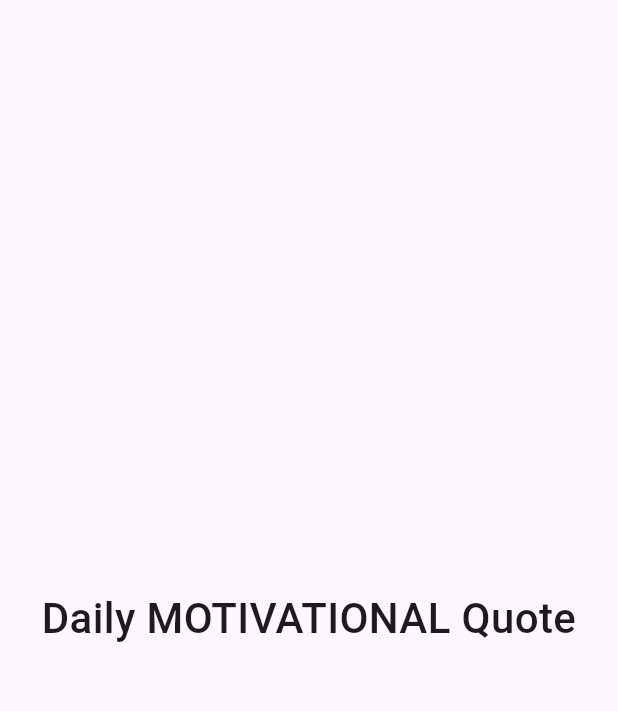
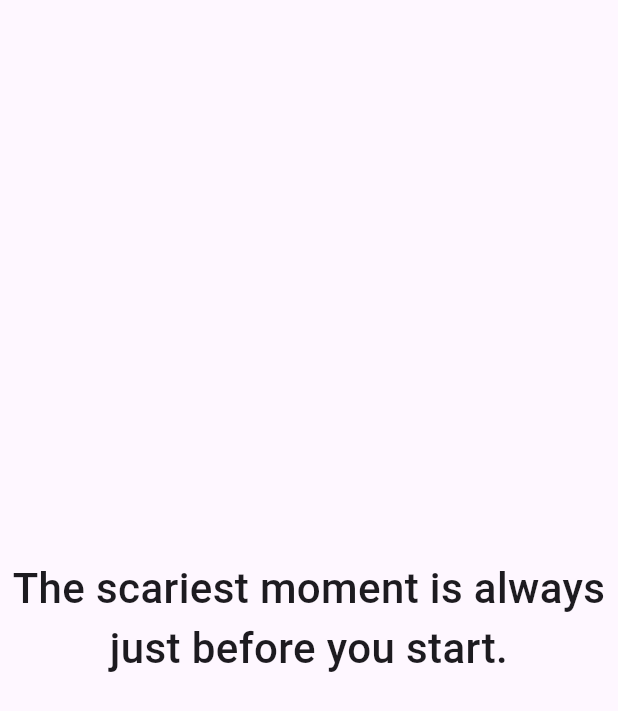
Before and after one commit to 12133452-Liu/daily_quotes, a Flutter app: the screen it shows after launch, on a phone screen of 412 x 824 dp. Shown: the top 711 px of the screen. Run offline on Flutter 3.47's test engine with Material 3 defaults, Android fonts, the phone set to English and light mode, and no system bars.

Commit message:
feat: add quotes list

```diff
--- a/lib/main.dart
+++ b/lib/main.dart
@@ -1,4 +1,15 @@
 import 'package:flutter/material.dart';
+
+
+const List<String> quotes = [
+  "The scariest moment is always just before you start.",
+  "The secret of getting ahead is getting started.",
+  "Your only limit is your mind.",
+  "Do the best you can until you know better. Then when you know better, do better.",
+  "Do what is right, not what is easy nor what is popular.",
+  "Pursue what catches your heart, not what catches your eyes.",
+  "Success is not how high you have climbed, but how you make a positive difference to the world."
+];
 
 void main(){
   runApp(const MyApp());
@@ -22,10 +33,10 @@ class HomePage extends StatelessWidget {
 
   @override
   Widget build(BuildContext context) {
-    return const Scaffold(
+    return Scaffold(
       body: Center(
         child: Text(
-          "Daily MOTIVATIONAL Quote",
+          quotes[0],
           textAlign: TextAlign.center,
           style: TextStyle(
             fontSize: 28,
```
